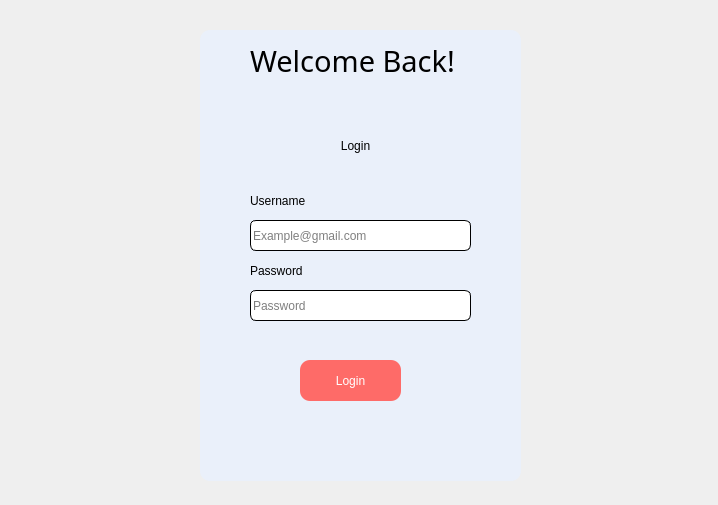
Darshitjivani/MBAS, file Resources/Ui/Login.ui: the form before one commit.
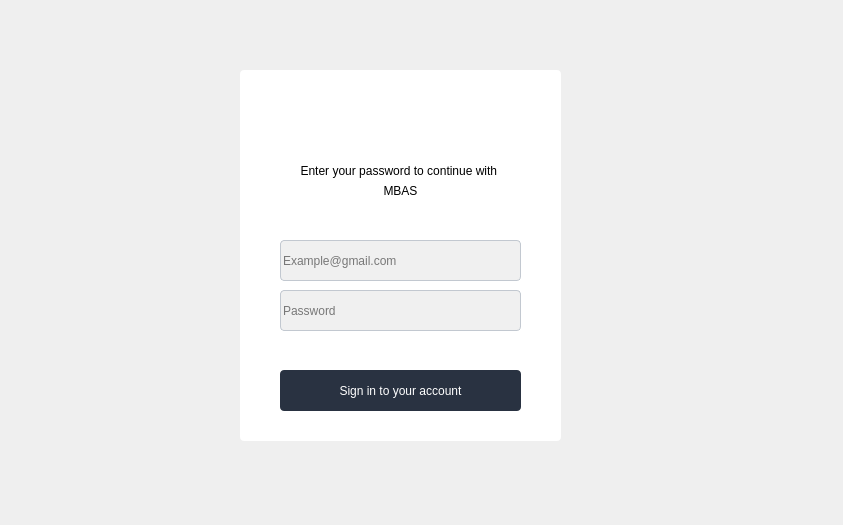
The form after the commit. Icons and pictures are not drawn.

```diff
--- a/Resources/Ui/Login.ui
+++ b/Resources/Ui/Login.ui
@@ -6,8 +6,8 @@
    <rect>
     <x>0</x>
     <y>0</y>
-    <width>718</width>
-    <height>505</height>
+    <width>843</width>
+    <height>525</height>
    </rect>
   </property>
   <property name="windowTitle">
@@ -17,26 +17,25 @@
    <widget class="QWidget" name="widget" native="true">
     <property name="geometry">
      <rect>
-      <x>200</x>
-      <y>30</y>
+      <x>240</x>
+      <y>70</y>
       <width>321</width>
-      <height>451</height>
+      <height>371</height>
      </rect>
     </property>
     <property name="styleSheet">
      <string notr="true">QWidget {
-background-color: #eaf0fa;
-font: 75 10pt &quot;Sitka Small&quot;;
- border-radius: 10px;
+background-color: #ffffff;
+font: 10pt &quot;MS Reference Sans Serif&quot;;
+ border-radius: 4px;
 color:#ffffff;
 
 }
 
 QPushButton{
-background-color:#fe6b68;
+background-color:#293241;
 color:#ffffff;
-font: 75 14pt &quot;Sitka Small&quot;;
-
+font: 12pt &quot;MS Reference Sans Serif&quot;;
 
 }
 QPushButton:hover{
@@ -46,13 +45,15 @@
 }
 
 QLabel{
+font: 8pt &quot;MS Reference Sans Serif&quot;;
 color:#000000;
 }
 
 QLineEdit {
-    border: 1px solid #000000;
-    border-radius: 06px;
-    background-color:#ffffff;
+font: 11pt &quot;MS Reference Sans Serif&quot;;
+    border: 1px solid #c2c8d0;
+    border-radius: 04px;
+    background-color:#f0f0f0;
 	color:#000000;
 
 }
@@ -66,10 +67,10 @@
     <widget class="QLabel" name="label">
      <property name="geometry">
       <rect>
-       <x>120</x>
-       <y>100</y>
-       <width>71</width>
-       <height>31</height>
+       <x>50</x>
+       <y>90</y>
+       <width>221</width>
+       <height>21</height>
       </rect>
      </property>
      <property name="styleSheet">
@@ -80,7 +81,7 @@
 </string>
      </property>
      <property name="text">
-      <string>Login</string>
+      <string>Enter your password to continue with </string>
      </property>
      <property name="alignment">
       <set>Qt::AlignCenter</set>
@@ -89,9 +90,9 @@
     <widget class="QPushButton" name="pbLogin">
      <property name="geometry">
       <rect>
-       <x>100</x>
-       <y>330</y>
-       <width>101</width>
+       <x>40</x>
+       <y>300</y>
+       <width>241</width>
        <height>41</height>
       </rect>
      </property>
@@ -102,16 +103,16 @@
       <string notr="true"/>
      </property>
      <property name="text">
-      <string>Login</string>
+      <string>Sign in to your account</string>
      </property>
     </widget>
     <widget class="QLineEdit" name="leUserName">
      <property name="geometry">
       <rect>
-       <x>50</x>
-       <y>190</y>
-       <width>221</width>
-       <height>31</height>
+       <x>40</x>
+       <y>170</y>
+       <width>241</width>
+       <height>41</height>
       </rect>
      </property>
      <property name="palette">
@@ -129,9 +130,9 @@
         <colorrole role="Button">
          <brush brushstyle="SolidPattern">
           <color alpha="255">
-           <red>255</red>
-           <green>255</green>
-           <blue>255</blue>
+           <red>240</red>
+           <green>240</green>
+           <blue>240</blue>
           </color>
          </brush>
         </colorrole>
@@ -156,18 +157,18 @@
         <colorrole role="Base">
          <brush brushstyle="SolidPattern">
           <color alpha="255">
-           <red>255</red>
-           <green>255</green>
-           <blue>255</blue>
+           <red>240</red>
+           <green>240</green>
+           <blue>240</blue>
           </color>
          </brush>
         </colorrole>
         <colorrole role="Window">
          <brush brushstyle="SolidPattern">
           <color alpha="255">
-           <red>255</red>
-           <green>255</green>
-           <blue>255</blue>
+           <red>240</red>
+           <green>240</green>
+           <blue>240</blue>
           </color>
          </brush>
         </colorrole>
@@ -194,9 +195,9 @@
         <colorrole role="Button">
          <brush brushstyle="SolidPattern">
           <color alpha="255">
-           <red>255</red>
-           <green>255</green>
-           <blue>255</blue>
+           <red>240</red>
+           <green>240</green>
+           <blue>240</blue>
           </color>
          </brush>
         </colorrole>
@@ -221,18 +222,18 @@
         <colorrole role="Base">
          <brush brushstyle="SolidPattern">
           <color alpha="255">
-           <red>255</red>
-           <green>255</green>
-           <blue>255</blue>
+           <red>240</red>
+           <green>240</green>
+           <blue>240</blue>
           </color>
          </brush>
         </colorrole>
         <colorrole role="Window">
          <brush brushstyle="SolidPattern">
           <color alpha="255">
-           <red>255</red>
-           <green>255</green>
-           <blue>255</blue>
+           <red>240</red>
+           <green>240</green>
+           <blue>240</blue>
           </color>
          </brush>
         </colorrole>
@@ -259,9 +260,9 @@
         <colorrole role="Button">
          <brush brushstyle="SolidPattern">
           <color alpha="255">
-           <red>255</red>
-           <green>255</green>
-           <blue>255</blue>
+           <red>240</red>
+           <green>240</green>
+           <blue>240</blue>
           </color>
          </brush>
         </colorrole>
@@ -286,18 +287,18 @@
         <colorrole role="Base">
          <brush brushstyle="SolidPattern">
           <color alpha="255">
-           <red>255</red>
-           <green>255</green>
-           <blue>255</blue>
+           <red>240</red>
+           <green>240</green>
+           <blue>240</blue>
           </color>
          </brush>
         </colorrole>
         <colorrole role="Window">
          <brush brushstyle="SolidPattern">
           <color alpha="255">
-           <red>255</red>
-           <green>255</green>
-           <blue>255</blue>
+           <red>240</red>
+           <green>240</green>
+           <blue>240</blue>
           </color>
          </brush>
         </colorrole>
@@ -326,10 +327,10 @@
     <widget class="QLineEdit" name="lePassword">
      <property name="geometry">
       <rect>
-       <x>50</x>
-       <y>260</y>
-       <width>221</width>
-       <height>31</height>
+       <x>40</x>
+       <y>220</y>
+       <width>241</width>
+       <height>41</height>
       </rect>
      </property>
      <property name="palette">
@@ -347,9 +348,9 @@
         <colorrole role="Button">
          <brush brushstyle="SolidPattern">
           <color alpha="255">
-           <red>255</red>
-           <green>255</green>
-           <blue>255</blue>
+           <red>240</red>
+           <green>240</green>
+           <blue>240</blue>
           </color>
          </brush>
         </colorrole>
@@ -374,18 +375,18 @@
         <colorrole role="Base">
          <brush brushstyle="SolidPattern">
           <color alpha="255">
-           <red>255</red>
-           <green>255</green>
-           <blue>255</blue>
+           <red>240</red>
+           <green>240</green>
+           <blue>240</blue>
           </color>
          </brush>
         </colorrole>
         <colorrole role="Window">
          <brush brushstyle="SolidPattern">
           <color alpha="255">
-           <red>255</red>
-           <green>255</green>
-           <blue>255</blue>
+           <red>240</red>
+           <green>240</green>
+           <blue>240</blue>
           </color>
          </brush>
         </colorrole>
@@ -412,9 +413,9 @@
         <colorrole role="Button">
          <brush brushstyle="SolidPattern">
           <color alpha="255">
-           <red>255</red>
-           <green>255</green>
-           <blue>255</blue>
+           <red>240</red>
+           <green>240</green>
+           <blue>240</blue>
           </color>
          </brush>
         </colorrole>
@@ -439,18 +440,18 @@
         <colorrole role="Base">
          <brush brushstyle="SolidPattern">
           <color alpha="255">
-           <red>255</red>
-           <green>255</green>
-           <blue>255</blue>
+           <red>240</red>
+           <green>240</green>
+           <blue>240</blue>
           </color>
          </brush>
         </colorrole>
         <colorrole role="Window">
          <brush brushstyle="SolidPattern">
           <color alpha="255">
-           <red>255</red>
-           <green>255</green>
-           <blue>255</blue>
+           <red>240</red>
+           <green>240</green>
+           <blue>240</blue>
           </color>
          </brush>
         </colorrole>
@@ -477,9 +478,9 @@
         <colorrole role="Button">
          <brush brushstyle="SolidPattern">
           <color alpha="255">
-           <red>255</red>
-           <green>255</green>
-           <blue>255</blue>
+           <red>240</red>
+           <green>240</green>
+           <blue>240</blue>
           </color>
          </brush>
         </colorrole>
@@ -504,18 +505,18 @@
         <colorrole role="Base">
          <brush brushstyle="SolidPattern">
           <color alpha="255">
-           <red>255</red>
-           <green>255</green>
-           <blue>255</blue>
+           <red>240</red>
+           <green>240</green>
+           <blue>240</blue>
           </color>
          </brush>
         </colorrole>
         <colorrole role="Window">
          <brush brushstyle="SolidPattern">
           <color alpha="255">
-           <red>255</red>
-           <green>255</green>
-           <blue>255</blue>
+           <red>240</red>
+           <green>240</green>
+           <blue>240</blue>
           </color>
          </brush>
         </colorrole>
@@ -538,47 +539,27 @@
       <string>Password</string>
      </property>
     </widget>
-    <widget class="QLabel" name="username">
-     <property name="geometry">
-      <rect>
-       <x>50</x>
-       <y>160</y>
-       <width>71</width>
-       <height>21</height>
-      </rect>
-     </property>
-     <property name="styleSheet">
-      <string notr="true">background-color:transparent;</string>
-     </property>
-     <property name="text">
-      <string>Username</string>
-     </property>
-    </widget>
-    <widget class="QLabel" name="password">
-     <property name="geometry">
-      <rect>
-       <x>50</x>
-       <y>230</y>
-       <width>71</width>
-       <height>21</height>
-      </rect>
-     </property>
-     <property name="styleSheet">
-      <string notr="true">background-color:transparent;</string>
-     </property>
-     <property name="text">
-      <string>Password</string>
-     </property>
-    </widget>
     <widget class="QLabel" name="label_2">
      <property name="geometry">
       <rect>
-       <x>50</x>
-       <y>10</y>
-       <width>221</width>
-       <height>41</height>
+       <x>60</x>
+       <y>20</y>
+       <width>180</width>
+       <height>50</height>
       </rect>
      </property>
+     <property name="minimumSize">
+      <size>
+       <width>180</width>
+       <height>50</height>
+      </size>
+     </property>
+     <property name="maximumSize">
+      <size>
+       <width>180</width>
+       <height>50</height>
+      </size>
+     </property>
      <property name="font">
       <font>
        <family>Sitka Small</family>
@@ -593,28 +574,34 @@
 background-color:transparent;</string>
      </property>
      <property name="text">
-      <string>Welcome Back!</string>
+      <string/>
+     </property>
+     <property name="pixmap">
+      <pixmap>MBAS2.png</pixmap>
+     </property>
+     <property name="scaledContents">
+      <bool>true</bool>
      </property>
     </widget>
     <widget class="QPushButton" name="pbhide">
      <property name="geometry">
       <rect>
-       <x>240</x>
-       <y>260</y>
+       <x>250</x>
+       <y>220</y>
        <width>30</width>
-       <height>30</height>
+       <height>40</height>
       </rect>
      </property>
      <property name="minimumSize">
       <size>
        <width>30</width>
-       <height>30</height>
+       <height>40</height>
       </size>
      </property>
      <property name="maximumSize">
       <size>
        <width>30</width>
-       <height>30</height>
+       <height>40</height>
       </size>
      </property>
      <property name="styleSheet">
@@ -628,6 +615,62 @@
        <normaloff>:/newPrefix/icons/eye-off.svg</normaloff>:/newPrefix/icons/eye-off.svg</iconset>
      </property>
     </widget>
+    <widget class="QPushButton" name="pbhide_2">
+     <property name="geometry">
+      <rect>
+       <x>250</x>
+       <y>170</y>
+       <width>30</width>
+       <height>40</height>
+      </rect>
+     </property>
+     <property name="minimumSize">
+      <size>
+       <width>30</width>
+       <height>40</height>
+      </size>
+     </property>
+     <property name="maximumSize">
+      <size>
+       <width>30</width>
+       <height>40</height>
+      </size>
+     </property>
+     <property name="styleSheet">
+      <string notr="true">background-color: none</string>
+     </property>
+     <property name="text">
+      <string/>
+     </property>
+     <property name="icon">
+      <iconset resource="../../../backup ui for mbas/icons/icons.qrc">
+       <normaloff>:/newPrefix/icons/edit-2.svg</normaloff>:/newPrefix/icons/edit-2.svg</iconset>
+     </property>
+    </widget>
+    <widget class="QLabel" name="label_3">
+     <property name="geometry">
+      <rect>
+       <x>140</x>
+       <y>110</y>
+       <width>41</width>
+       <height>21</height>
+      </rect>
+     </property>
+     <property name="styleSheet">
+      <string notr="true">background-color:transparent;
+font: 8pt &quot;MS Reference Sans Serif&quot;;
+
+
+
+</string>
+     </property>
+     <property name="text">
+      <string>MBAS</string>
+     </property>
+     <property name="alignment">
+      <set>Qt::AlignCenter</set>
+     </property>
+    </widget>
    </widget>
   </widget>
  </widget>
```
Left out of the diff: 5 changed lines with no effect on the pictures.
